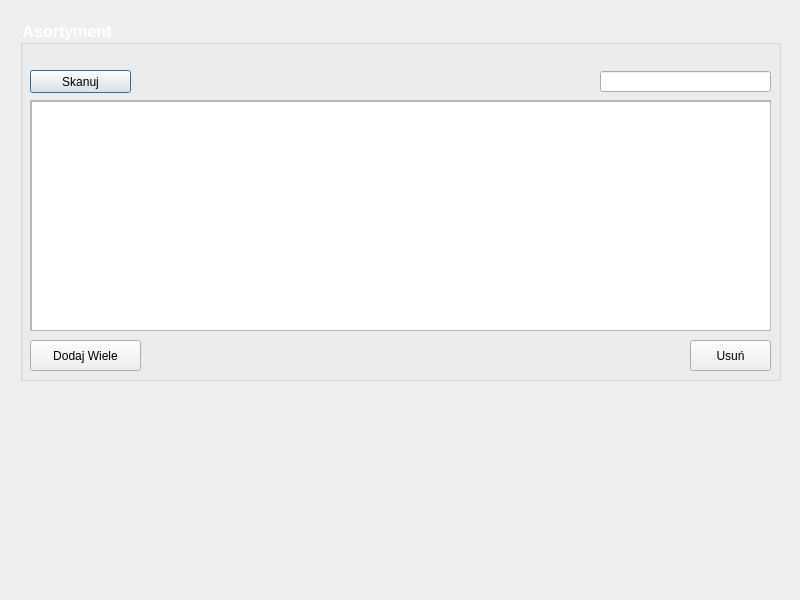
First picture: the form in ShoppedOUT/magazynwindow.ui, repository Filemon279/ProjektCpp, before the edit.
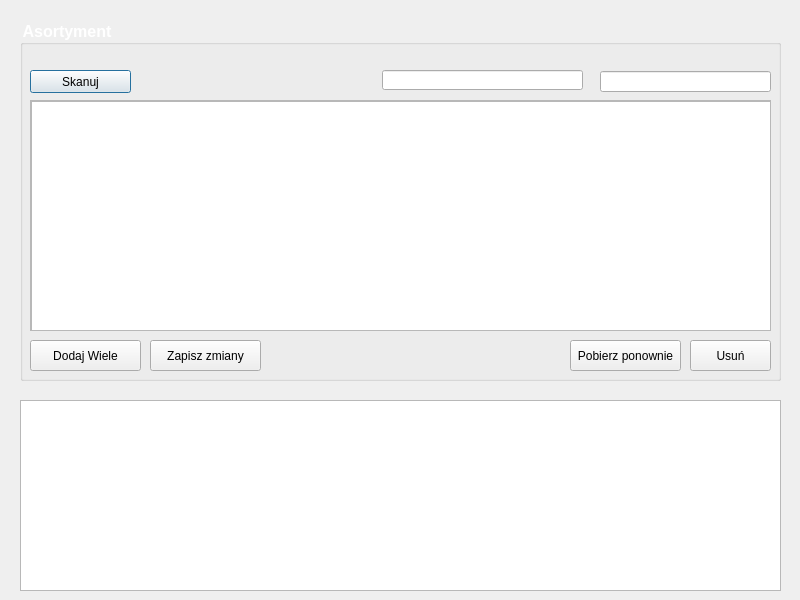
Second picture: the form after the edit. Icons and pictures are not drawn.

The edit to the form file:
```diff
--- a/ShoppedOUT/magazynwindow.ui
+++ b/ShoppedOUT/magazynwindow.ui
@@ -121,6 +121,73 @@
      <string>Usuń</string>
     </property>
    </widget>
+   <widget class="QLineEdit" name="linia">
+    <property name="geometry">
+     <rect>
+      <x>362</x>
+      <y>50</y>
+      <width>201</width>
+      <height>20</height>
+     </rect>
+    </property>
+   </widget>
+   <widget class="QPushButton" name="pushButton_4">
+    <property name="geometry">
+     <rect>
+      <x>130</x>
+      <y>320</y>
+      <width>111</width>
+      <height>31</height>
+     </rect>
+    </property>
+    <property name="text">
+     <string>Zapisz zmiany</string>
+    </property>
+   </widget>
+   <widget class="QPushButton" name="pushButton_5">
+    <property name="geometry">
+     <rect>
+      <x>550</x>
+      <y>320</y>
+      <width>111</width>
+      <height>31</height>
+     </rect>
+    </property>
+    <property name="text">
+     <string>Pobierz ponownie</string>
+    </property>
+   </widget>
+  </widget>
+  <widget class="QLabel" name="StanPolaczenia">
+   <property name="geometry">
+    <rect>
+     <x>20</x>
+     <y>555</y>
+     <width>381</width>
+     <height>31</height>
+    </rect>
+   </property>
+   <property name="font">
+    <font>
+     <family>Arial</family>
+     <pointsize>12</pointsize>
+     <weight>75</weight>
+     <bold>true</bold>
+    </font>
+   </property>
+   <property name="text">
+    <string/>
+   </property>
+  </widget>
+  <widget class="QTextEdit" name="test">
+   <property name="geometry">
+    <rect>
+     <x>20</x>
+     <y>400</y>
+     <width>761</width>
+     <height>191</height>
+    </rect>
+   </property>
   </widget>
  </widget>
  <resources/>
```
Left out of the diff: 2 changed lines with no effect on the pictures.
